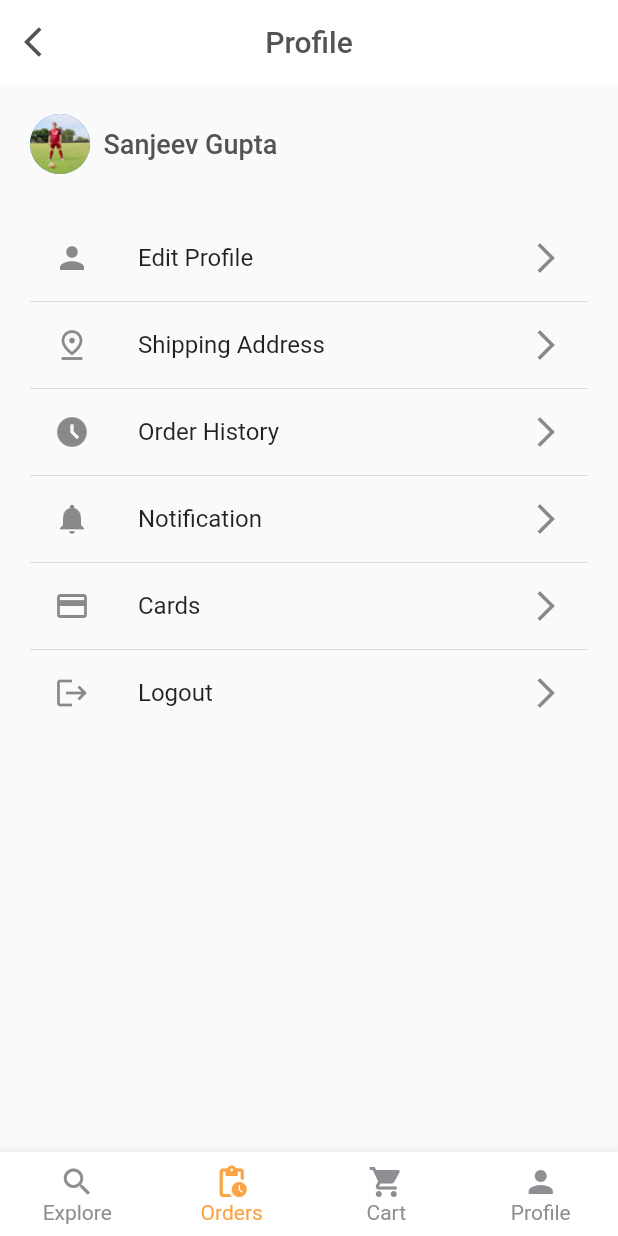
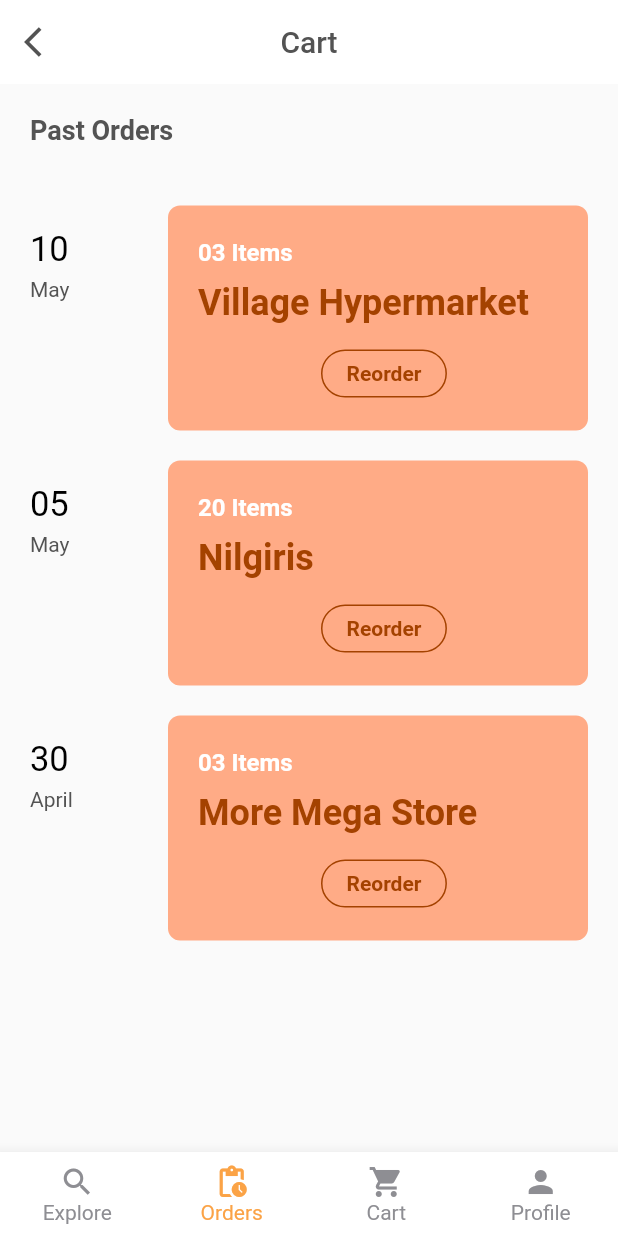
Before and after one commit to turan1302/flutter-commerce, a Flutter app: the screen it shows after launch, item 2 of the bottom bar chosen, on a phone screen of 412 x 824 dp. Run offline on Flutter 3.47's test engine with Material 2 defaults, Android fonts, the phone set to English and light mode, and no system bars; our stand-ins replace get.

Commit message:
e ticaret kısmı ön yız ayarlaması gerceklestirildi

```diff
--- a/lib/sayfalar/cart/Cart.dart
+++ b/lib/sayfalar/cart/Cart.dart
@@ -66,7 +66,7 @@
     return AppBar(
         leading: GestureDetector(
           // LEADING KISMINI BU SEKILDE OZELLESTIRDIK
-          child: Icon(Icons.arrow_back_ios, color: HexColor("535353")),
+          child: Icon(Icons.arrow_back_ios, color: HexColor(yazi_renk)),
           onTap: () {
             Navigator.pop(context);
           },
@@ -74,7 +74,7 @@
         backgroundColor: HexColor(appbar_renk),
         elevation: 0,
         centerTitle: true,
-        title: Text("Cart", style: TextStyle(color: HexColor("535353"))),
+        title: Text("Cart", style: TextStyle(color: HexColor(yazi_renk))),
       );
   }
 }
--- a/lib/sayfalar/kullanici/Profil.dart
+++ b/lib/sayfalar/kullanici/Profil.dart
@@ -56,7 +56,7 @@
     return AppBar(
         leading: GestureDetector(
           // LEADING KISMINI BU SEKILDE OZELLESTIRDIK
-          child: Icon(Icons.arrow_back_ios, color: HexColor("535353")),
+          child: Icon(Icons.arrow_back_ios, color: HexColor(yazi_renk)),
           onTap: () {
             Navigator.pop(context);
           },
@@ -64,7 +64,7 @@
         backgroundColor: HexColor(appbar_renk),
         elevation: 0,
         centerTitle: true,
-        title: Text("Profile", style: TextStyle(color: HexColor("535353"))),
+        title: Text("Profile", style: TextStyle(color: HexColor(yazi_renk))),
       );
   }
 
--- /dev/null
+++ b/lib/sayfalar/order/Order.dart
@@ -0,0 +1,164 @@
+import 'package:flutter/material.dart';
+import 'package:flutter_commerce/servisler/siparisler.dart';
+import 'package:flutter_commerce/widget/bottomBar.dart';
+
+import '../../sabitler/ext.dart';
+
+class Order extends StatefulWidget {
+  const Order({Key? key}) : super(key: key);
+
+  @override
+  State<Order> createState() => _OrderState();
+}
+
+class _OrderState extends State<Order> {
+  @override
+  Widget build(BuildContext context) {
+    return SafeArea(
+      child: Scaffold(
+        bottomNavigationBar: BottomBar(),
+        appBar: buildAppBar(context),
+        body: SingleChildScrollView(
+          child: Container(
+            width: MediaQuery.of(context).size.width,
+            child: Padding(
+              padding: EdgeInsets.only(left: 20, right: 20),
+              child: Column(
+                crossAxisAlignment: CrossAxisAlignment.start,
+                children: [
+                  /** PAST REORDERS YAZISI KISMI **/
+                  buildPastReorders(),
+                  Padding(
+                    padding: EdgeInsets.only(top: 20),
+                    child: Container(
+                      height: MediaQuery.of(context).size.height/1.37,
+                      child: ListView.builder(
+                        scrollDirection: Axis.vertical,
+                        itemCount: orders.length,
+                        itemBuilder: (context, index) {
+                          return buildOrders(day: orders[index]['day'],month: orders[index]['month'],title: orders[index]['title'],items: orders[index]['items']);
+                        },
+                      ),
+                    ),
+                  )
+                ],
+              ),
+            ),
+          ),
+        ),
+      ),
+    );
+  }
+
+  /** APPBAR KISMI **/
+  AppBar buildAppBar(BuildContext context) {
+    return AppBar(
+      leading: GestureDetector(
+        // LEADING KISMINI BU SEKILDE OZELLESTIRDIK
+        child: Icon(Icons.arrow_back_ios, color: HexColor(yazi_renk)),
+        onTap: () {
+          Navigator.pop(context);
+        },
+      ),
+      backgroundColor: HexColor(appbar_renk),
+      elevation: 0,
+      centerTitle: true,
+      title: Text("Cart", style: TextStyle(color: HexColor(yazi_renk))),
+    );
+  }
+
+  /** PAST REORDERS YAZISI KISMI **/
+  Padding buildPastReorders() {
+    return Padding(
+      padding: EdgeInsets.only(top: 20),
+      child: Text("Past Orders",
+          style: TextStyle(
+              color: HexColor(yazi_renk),
+              fontSize: 18,
+              fontWeight: FontWeight.bold)),
+    );
+  }
+
+  /** ORDERS KISMI **/
+  Padding buildOrders({
+    String? day,
+    String? month,
+    String? items,
+    String? title
+  }) {
+    return Padding(
+      padding: const EdgeInsets.only(top: 20),
+      child: Row(
+        children: [
+          Padding(
+            padding: const EdgeInsets.only(top: 16),
+            child: Column(
+              crossAxisAlignment: CrossAxisAlignment.start,
+              children: [
+                Text(day.toString(),
+                    style: TextStyle(
+                        color: Colors.black,
+                        fontWeight: FontWeight.w400,
+                        fontSize: 23)),
+                SizedBox(
+                  height: 5,
+                ),
+                Text(month.toString(),
+                    style: TextStyle(
+                        color: HexColor(yazi_renk),
+                        fontWeight: FontWeight.w400,
+                        fontSize: 14)),
+              ],
+            ),
+          ),
+          Container(
+            height: 150,
+            width: 280,
+            decoration: BoxDecoration(
+                color: HexColor("#FFAB86"),
+                borderRadius: BorderRadius.circular(8)),
+            child: Padding(
+              padding: EdgeInsets.only(top: 22, left: 20),
+              child: Column(
+                crossAxisAlignment: CrossAxisAlignment.start,
+                children: [
+                  Text(items.toString(),
+                      style: TextStyle(
+                          color: Colors.white,
+                          fontSize: 16,
+                          fontWeight: FontWeight.bold)),
+                  SizedBox(
+                    height: 10,
+                  ),
+                  Text(title.toString(),
+                      style: TextStyle(
+                          color: HexColor("a44200"),
+                          fontSize: 24,
+                          fontWeight: FontWeight.bold)),
+                  Padding(
+                      padding: EdgeInsets.only(top: 17, left: 82, right: 63),
+                      child: Container(
+                        decoration: BoxDecoration(
+                            border: Border.all(color: HexColor("A44200")),
+                            borderRadius: BorderRadius.circular(16)),
+                        child: Padding(
+                          padding:
+                              EdgeInsets.symmetric(vertical: 7, horizontal: 16),
+                          child: Text("Reorder",
+                              style: TextStyle(
+                                  color: HexColor("a44200"),
+                                  fontSize: 14,
+                                  fontWeight: FontWeight.bold)),
+                        ),
+                      ))
+                ],
+              ),
+            ),
+          )
+        ],
+        mainAxisAlignment: MainAxisAlignment.spaceBetween,
+        crossAxisAlignment: CrossAxisAlignment.start,
+      ),
+    );
+  }
+}
--- /dev/null
+++ b/lib/servisler/siparisler.dart
@@ -0,0 +1,15 @@
+List<Map> orders = [
+  {
+    "day": "10",
+    "month": "May",
+    "items": "03 Items",
+    "title": "Village Hypermarket"
+  },
+  {"day": "05", "month": "May", "items": "20 Items", "title": "Nilgiris"},
+  {
+    "day": "30",
+    "month": "April",
+    "items": "03 Items",
+    "title": "More Mega Store"
+  },
+];
--- a/lib/widget/bottomBar.dart
+++ b/lib/widget/bottomBar.dart
@@ -3,6 +3,7 @@
 import 'package:flutter_commerce/sayfalar/Anasayfa.dart';
 import 'package:flutter_commerce/sayfalar/cart/Cart.dart';
 import 'package:flutter_commerce/sayfalar/kullanici/Profil.dart';
+import 'package:flutter_commerce/sayfalar/order/Order.dart';
 import 'package:get/get.dart';
 
 import '../controller/generalController.dart';
@@ -52,6 +53,9 @@
         if(i==0){
           Navigator.push(context, MaterialPageRoute(builder: (context)=>Anasayfa()));
         }
+        else if(i==1){
+          Navigator.push(context, MaterialPageRoute(builder: (context)=>Order()));
+        }
         else if(i==2){
           Navigator.push(context, MaterialPageRoute(builder: (context)=>Cart()));
         }
```
